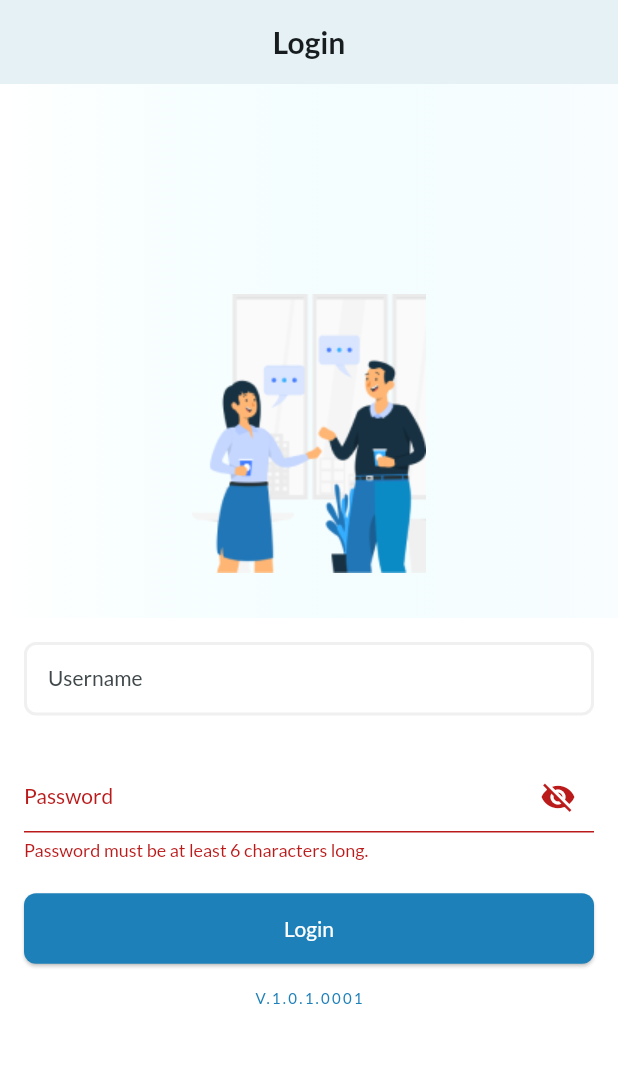
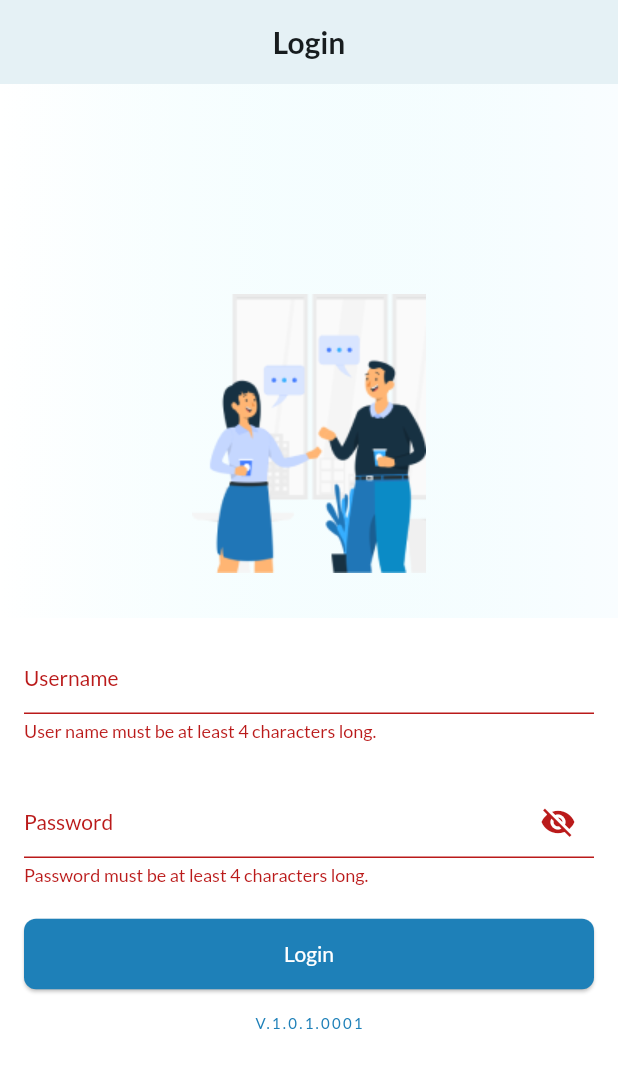
Before and after one commit to vlerbron/timesheet, a Flutter app: the screen it shows after launch, scrolled down 56 dp, after a tap on "Login", on a phone screen of 412 x 824 dp. Shown: the top 1068 px of the screen. Run offline on Flutter 3.47's test engine with Material 2 defaults, Android fonts, the phone set to English and light mode, and no system bars; our stand-ins replace flutter_riverpod, google_fonts, scrollable_positioned_list.

Commit message:
Modify login page, calling Mendix Rest API.

```diff
--- a/lib/main.dart
+++ b/lib/main.dart
@@ -1,8 +1,6 @@
 import 'package:flutter/material.dart';
 import 'package:flutter_riverpod/flutter_riverpod.dart';
 import 'package:google_fonts/google_fonts.dart';
-import 'package:timesheet/firebase_options.dart';
-import 'package:firebase_core/firebase_core.dart';
 import 'package:timesheet/routes/route.dart';
 
 final colorScheme = ColorScheme.fromSeed(
@@ -34,11 +32,8 @@ final theme = ThemeData().copyWith(
   ),
 );
 
-void main() async {
+void main() {
   WidgetsFlutterBinding.ensureInitialized();
-  await Firebase.initializeApp(
-    options: DefaultFirebaseOptions.currentPlatform,
-  );
   runApp(
     ProviderScope(
       child: MaterialApp(
--- a/lib/pages/account_page.dart
+++ b/lib/pages/account_page.dart
@@ -1,4 +1,3 @@
-import 'package:firebase_auth/firebase_auth.dart';
 import 'package:flutter/material.dart';
 import 'package:timesheet/widgets/tabs.dart';
 
@@ -18,7 +17,6 @@ class AccountPage extends StatelessWidget {
           children: [
             ElevatedButton(
               onPressed: () {
-                FirebaseAuth.instance.signOut();
                 Navigator.pushReplacementNamed(context, '/');
               },
               style: ElevatedButton.styleFrom(
--- a/lib/pages/login_page.dart
+++ b/lib/pages/login_page.dart
@@ -1,8 +1,8 @@
+import 'dart:io';
+
 import 'package:flutter/material.dart';
-import 'package:firebase_auth/firebase_auth.dart';
 import 'package:timesheet/main.dart';
-
-final _firebase = FirebaseAuth.instance;
+import 'package:timesheet/services/authen/authen_service.dart';
 
 class LoginPage extends StatefulWidget {
   const LoginPage({super.key});
@@ -17,7 +17,7 @@ class _LoginPageState extends State<LoginPage> {
   final _form = GlobalKey<FormState>();
 
   var passwordVisible = false;
-  var _enteredEmail = '';
+  var _enteredUserName = '';
   var _enteredPassword = '';
   var _isAuthenticating = false;
 
@@ -35,25 +35,35 @@ class _LoginPageState extends State<LoginPage> {
       setState(() {
         _isAuthenticating = true;
       });
-      await _firebase.signInWithEmailAndPassword(
-          email: _enteredEmail, password: _enteredPassword);
-      if (mounted) Navigator.of(context).pushReplacementNamed('/home');
-    } on FirebaseAuthException catch (error) {
-      if (error.code == 'email-already-in-use') {
-        // ...
+
+      Map<String, dynamic> response = await AuthenService(
+              userName: _enteredUserName, password: _enteredPassword)
+          .authen();
+      print(response['ResponseCode']);
+      print(response['Description']);
+
+      if (response['ResponseCode'] != '000') {
+        onError(response['Description']);
+      } else if (mounted) {
+        Navigator.of(context).pushReplacementNamed('/home');
       }
+    } on Exception catch (error) {
+      onError(error.toString());
+    }
+  }
+
+  void onError(String errorMsg) {
     if (mounted) {
       ScaffoldMessenger.of(context).clearSnackBars();
       ScaffoldMessenger.of(context).showSnackBar(
         SnackBar(
-            content: Text(error.message ?? 'Authentication failed.'),
+          content: Text(errorMsg),
         ),
       );
     }
     setState(() {
       _isAuthenticating = false;
     });
-    }
   }
 
   @override
@@ -118,11 +128,16 @@ class _LoginPageState extends State<LoginPage> {
                                 ),
                               ),
                             ),
-                            keyboardType: TextInputType.emailAddress,
                             autocorrect: false,
+                            validator: (value) {
+                              if (value == null || value.trim().length < 3) {
+                                return 'User name must be at least 4 characters long.';
+                              }
+                              return null;
+                            },
                             textCapitalization: TextCapitalization.none,
                             onSaved: (value) {
-                              _enteredEmail = value!;
+                              _enteredUserName = value!;
                             },
                           ),
                           const SizedBox(
@@ -153,8 +168,8 @@ class _LoginPageState extends State<LoginPage> {
                             ),
                             obscureText: !passwordVisible,
                             validator: (value) {
-                              if (value == null || value.trim().length < 6) {
-                                return 'Password must be at least 6 characters long.';
+                              if (value == null || value.trim().length < 3) {
+                                return 'Password must be at least 4 characters long.';
                               }
                               return null;
                             },
@@ -193,10 +208,15 @@ class _LoginPageState extends State<LoginPage> {
                     ),
                   ),
                 ),
-                Text(
+                InkWell(
+                  onTap: () {
+                    Navigator.of(context).pushReplacementNamed('/home');
+                  },
+                  child: Text(
                     "V.1.0.1.0001",
                     style: Theme.of(context).textTheme.labelSmall!.copyWith(
                           color: Theme.of(context).colorScheme.primary,
+                        ),
                   ),
                 ),
               ],
--- a/lib/pages/splash_page.dart
+++ /dev/null
@@ -1,30 +0,0 @@
-import 'package:firebase_auth/firebase_auth.dart';
-import 'package:flutter/material.dart';
-import 'package:timesheet/pages/login_page.dart';
-import 'package:timesheet/pages/home_page.dart';
-
-class SplashPage extends StatelessWidget {
-  const SplashPage({super.key});
-
-  @override
-  Widget build(BuildContext context) {
-    return StreamBuilder<User?>(
-        stream: FirebaseAuth.instance.authStateChanges(),
-        builder: (ctx, snapshot) {
-          if (snapshot.connectionState == ConnectionState.waiting) {
-            return Scaffold(
-              appBar: AppBar(
-                title: const Text('TBN Splash'),
-              ),
-              body: const Center(
-                child: Text('Loading...'),
-              ),
-            );
-          } else if (snapshot.hasData) {
-            return const HomePage();
-          } else {
-            return const LoginPage();
-          }
-        });
-  }
-}
--- a/lib/routes/route.dart
+++ b/lib/routes/route.dart
@@ -4,11 +4,10 @@ import 'package:timesheet/pages/home_page.dart';
 import 'package:timesheet/pages/leave_page.dart';
 import 'package:timesheet/pages/login_page.dart';
 import 'package:timesheet/pages/project_page.dart';
-import 'package:timesheet/pages/splash_page.dart';
 import 'package:timesheet/pages/timesheet_page.dart';
 
 Map<String, Widget Function(BuildContext)> routes = {
-  '/': (context) => const SplashPage(),
+  '/': (context) => const LoginPage(),
   '/auth': (context) => const LoginPage(),
   '/home': (context) => const HomePage(),
   '/timesheet': (context) => const TimesheetPage(),
--- a/lib/utils/const.dart
+++ b/lib/utils/const.dart
@@ -19,3 +19,7 @@ const kRequiredTextStyle = TextStyle(
 const double kWidgetCircularRadius = 8;
 
 const double kWidgetPadding = 16;
+
+//Use 10.0.2.2 as localhost for test.
+const String kBaseURL =
+    'https://timesheetbackend-sandbox.mxapps.io/auth/v1/user-authen';
--- a/pubspec.yaml
+++ b/pubspec.yaml
@@ -37,12 +37,9 @@ dependencies:
   cupertino_icons: ^1.0.2
   google_fonts: ^6.1.0
   intl: ^0.18.1
-  firebase_core: ^2.16.0
-  cloud_firestore: ^4.9.2
-  firebase_storage: ^11.2.7
-  firebase_auth: ^4.10.0
   flutter_riverpod: ^2.4.0
   scrollable_positioned_list: ^0.3.8
+  http: ^1.1.0
 
 dev_dependencies:
   flutter_test:
```
Also changed, not shown: lib/services/authen/authen_service.dart (added, +31 -0 lines), lib/firebase_options.dart (deleted), pubspec.lock, 3 other files. Lines whose indentation alone changed are shown as unchanged.
